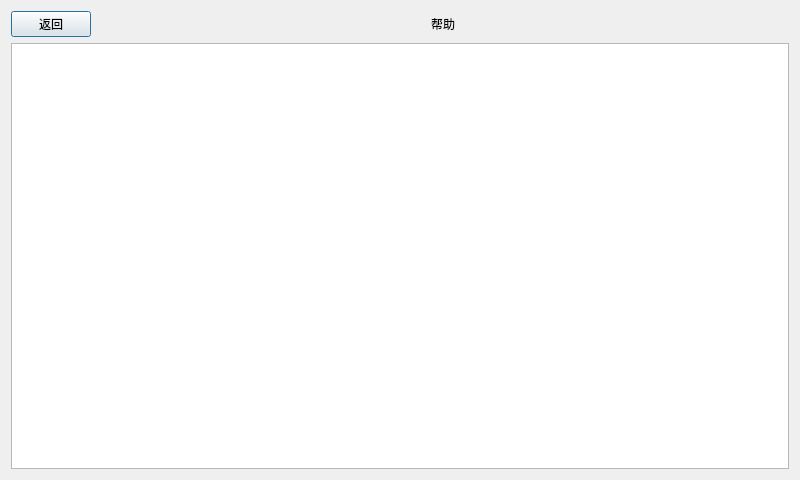
The window that help.ui (juniperdiego/usbW) describes before a commit, drawn with Qt 5.
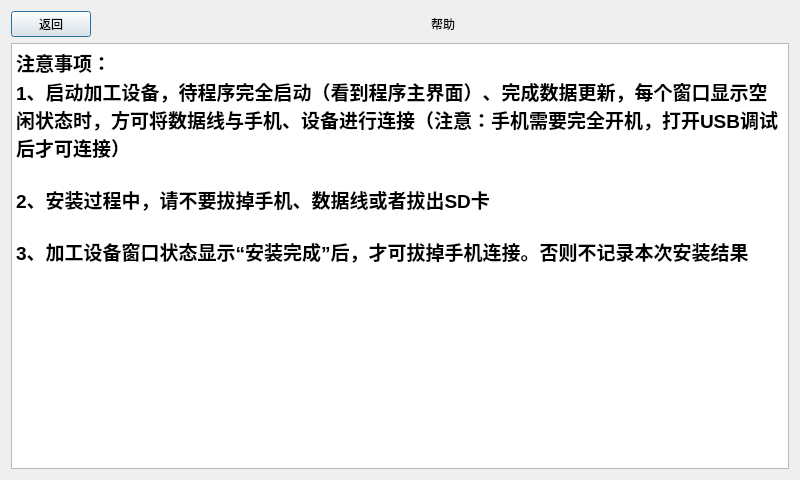
The same window after the commit.

Patch:
```diff
--- a/help.ui
+++ b/help.ui
@@ -71,7 +71,28 @@
     </layout>
    </item>
    <item row="1" column="0">
-    <widget class="QTextBrowser" name="textHelp"/>
+    <widget class="QTextBrowser" name="textHelp">
+     <property name="font">
+      <font>
+       <pointsize>22</pointsize>
+       <weight>50</weight>
+       <bold>false</bold>
+      </font>
+     </property>
+     <property name="html">
+      <string>&lt;!DOCTYPE HTML PUBLIC &quot;-//W3C//DTD HTML 4.0//EN&quot; &quot;http://www.w3.org/TR/REC-html40/strict.dtd&quot;&gt;
+&lt;html&gt;&lt;head&gt;&lt;meta name=&quot;qrichtext&quot; content=&quot;1&quot; /&gt;&lt;style type=&quot;text/css&quot;&gt;
+p, li { white-space: pre-wrap; }
+&lt;/style&gt;&lt;/head&gt;&lt;body style=&quot; font-family:'Sans Serif'; font-size:22pt; font-weight:400; font-style:normal;&quot;&gt;
+&lt;p style=&quot; margin-top:0px; margin-bottom:0px; margin-left:0px; margin-right:0px; -qt-block-indent:0; text-indent:0px;&quot;&gt;&lt;span style=&quot; font-size:14pt; font-weight:600;&quot;&gt;注意事项：&lt;/span&gt;&lt;/p&gt;
+&lt;p style=&quot; margin-top:0px; margin-bottom:0px; margin-left:0px; margin-right:0px; -qt-block-indent:0; text-indent:0px;&quot;&gt;&lt;span style=&quot; font-size:14pt; font-weight:600;&quot;&gt;1、启动加工设备，待程序完全启动（看到程序主界面）、完成数据更新，每个窗口显示空闲状态时，方可将数据线与手机、设备进行连接（注意：手机需要完全开机，打开USB调试后才可连接）&lt;/span&gt;&lt;/p&gt;
+&lt;p style=&quot;-qt-paragraph-type:empty; margin-top:0px; margin-bottom:0px; margin-left:0px; margin-right:0px; -qt-block-indent:0; text-indent:0px; font-size:14pt; font-weight:600;&quot;&gt;&lt;/p&gt;
+&lt;p style=&quot; margin-top:0px; margin-bottom:0px; margin-left:0px; margin-right:0px; -qt-block-indent:0; text-indent:0px;&quot;&gt;&lt;span style=&quot; font-size:14pt; font-weight:600;&quot;&gt;2、安装过程中，请不要拔掉手机、数据线或者拔出SD卡&lt;/span&gt;&lt;/p&gt;
+&lt;p style=&quot;-qt-paragraph-type:empty; margin-top:0px; margin-bottom:0px; margin-left:0px; margin-right:0px; -qt-block-indent:0; text-indent:0px; font-size:14pt; font-weight:600;&quot;&gt;&lt;/p&gt;
+&lt;p style=&quot; margin-top:0px; margin-bottom:0px; margin-left:0px; margin-right:0px; -qt-block-indent:0; text-indent:0px;&quot;&gt;&lt;span style=&quot; font-size:14pt; font-weight:600;&quot;&gt;3、加工设备窗口状态显示“安装完成”后，才可拔掉手机连接。否则不记录本次安装结果&lt;/span&gt;&lt;/p&gt;
+&lt;p style=&quot;-qt-paragraph-type:empty; margin-top:0px; margin-bottom:0px; margin-left:0px; margin-right:0px; -qt-block-indent:0; text-indent:0px; font-size:16pt; font-weight:600;&quot;&gt;&lt;/p&gt;&lt;/body&gt;&lt;/html&gt;</string>
+     </property>
+    </widget>
    </item>
   </layout>
  </widget>
```
